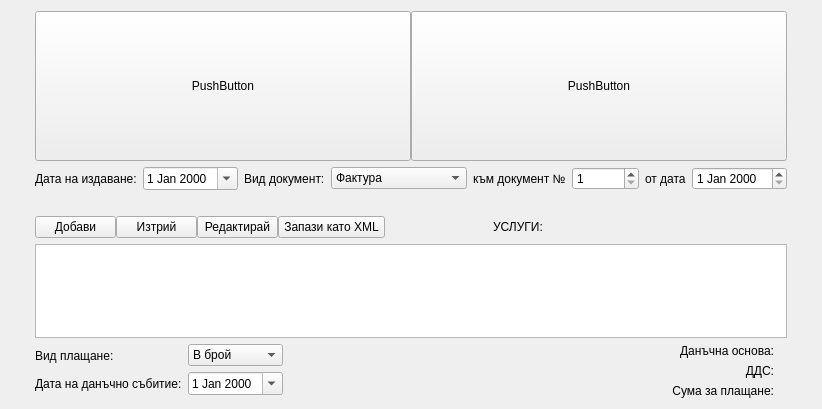
Old version of the form src/View/FinancialView/FinancialView.ui in the repository thefinalcutbg/DinoDent.
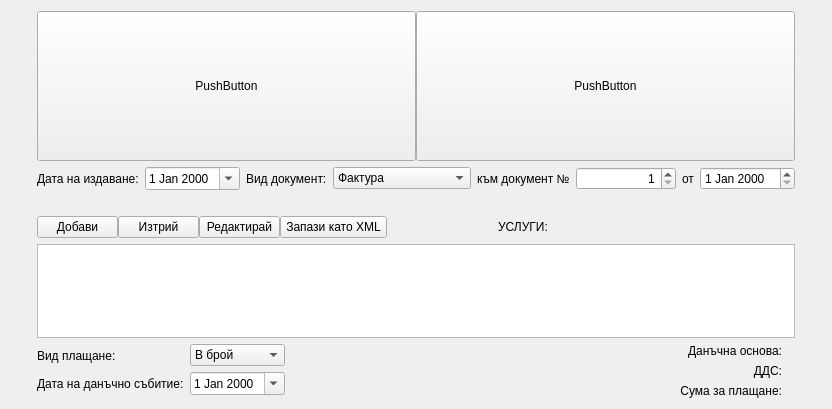
New version of the form. Custom widgets are drawn as their Qt base class.

Commit message: SpinBox with leading zeroes implemented. MainDocument date and number filled automatically from database

Patch:
```diff
--- a/src/View/FinancialView/FinancialView.ui
+++ b/src/View/FinancialView/FinancialView.ui
@@ -6,7 +6,7 @@
    <rect>
     <x>0</x>
     <y>0</y>
-    <width>822</width>
+    <width>832</width>
     <height>409</height>
    </rect>
   </property>
@@ -170,6 +170,15 @@
            <verstretch>0</verstretch>
           </sizepolicy>
          </property>
+         <property name="minimumSize">
+          <size>
+           <width>100</width>
+           <height>0</height>
+          </size>
+         </property>
+         <property name="alignment">
+          <set>Qt::AlignRight|Qt::AlignTrailing|Qt::AlignVCenter</set>
+         </property>
          <property name="prefix">
           <string/>
          </property>
@@ -187,7 +196,7 @@
        <item>
         <widget class="QLabel" name="mainDocDateLabel">
          <property name="text">
-          <string>от дата</string>
+          <string>от</string>
          </property>
         </widget>
        </item>
@@ -598,6 +607,11 @@
    <extends>QTableView</extends>
    <header>View/ProcedureDisplayModel/ProcedureTable.h</header>
   </customwidget>
+  <customwidget>
+   <class>LeadingZeroSpinBox</class>
+   <extends>QSpinBox</extends>
+   <header>View/uiComponents/qt_derived/leadingzerospinbox.h</header>
+  </customwidget>
  </customwidgets>
  <resources/>
  <connections/>
```
Left out of the diff: 2 changed lines with no effect on the pictures. The commit also changes 22 other files.
